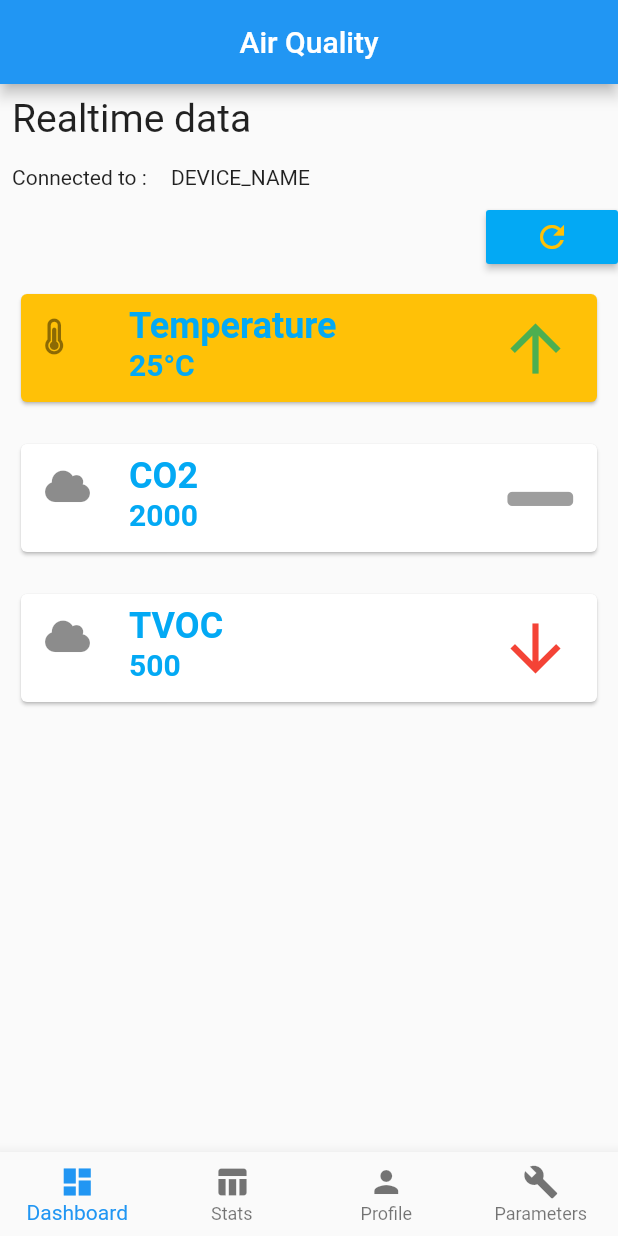
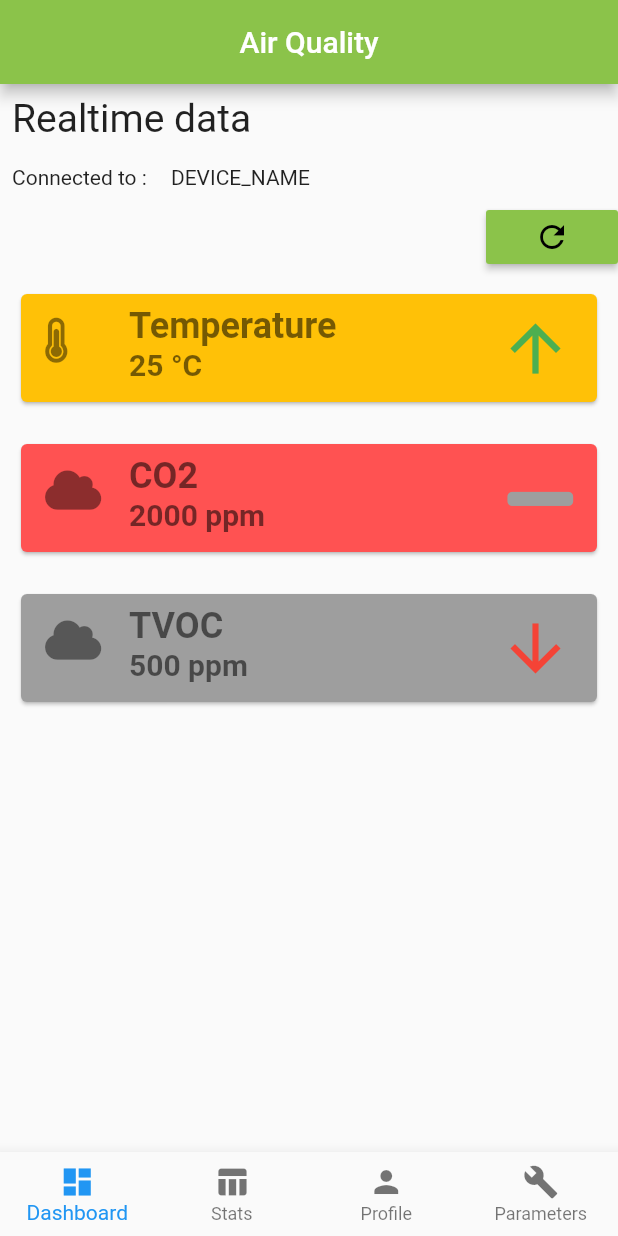
Before and after one commit to YaniAless/AirQualityApp, a Flutter app: the screen it shows after launch, on a phone screen of 412 x 824 dp. Run offline on Flutter 3.47's test engine with Material 2 defaults, Android fonts, the phone set to English and light mode, and no system bars; our stand-ins replace firebase_auth, font_awesome_flutter; accounts and stored records are empty.

Commit message:
updated design for dashboard and sensor_displayer

```diff
--- a/lib/custom_widgets/sensor_displayer.dart
+++ b/lib/custom_widgets/sensor_displayer.dart
@@ -8,6 +8,7 @@ class SensorDisplayer extends StatefulWidget {
     this.cardColor,
     this.sensorTitle,
     this.sensorValue,
+    this.sensorUnit,
     this.icon,
     this.iconEvolution
   }): super(key: key);
@@ -15,6 +16,7 @@ class SensorDisplayer extends StatefulWidget {
   final Color cardColor;
   final String sensorTitle;
   final String sensorValue;
+  final String sensorUnit;
   final Widget icon;
   final Widget iconEvolution;
 
@@ -38,13 +40,13 @@ class _SensorDisplayerState extends State<SensorDisplayer> {
               title: Text(widget.sensorTitle, style: TextStyle(
                 fontSize: 24,
                 fontWeight: FontWeight.bold,
-                color: Colors.lightBlue,
+                color: Colors.black54,
               ),
               ),
-              subtitle: Text(widget.sensorValue, style: TextStyle(
+              subtitle: Text("${widget.sensorValue} ${widget.sensorUnit}", style: TextStyle(
                 fontSize: 20,
                 fontWeight: FontWeight.bold,
-                color: Colors.lightBlue,
+                color: Colors.black54,
               )),
               leading: widget.icon,
               trailing: widget.iconEvolution,
--- a/lib/main.dart
+++ b/lib/main.dart
@@ -17,10 +17,10 @@ class MyApp extends StatelessWidget {
       title: appName,
       theme: ThemeData(
         primarySwatch: Colors.blue,
-        buttonColor: Colors.lightBlue,
+        buttonColor: Colors.lightGreen,
         textTheme: TextTheme(
           button: TextStyle(
-            backgroundColor: Colors.lightBlue,
+            backgroundColor: Colors.lightGreen,
             color: Colors.white,
             fontSize: 24,
           ),
@@ -79,6 +79,7 @@ class _MyHomePageState extends State<MyHomePage> {
         appBar: AppBar(
           centerTitle: true,
           title: Text("Air Quality"),
+          backgroundColor: Colors.lightGreen,
         ),
         body: widget.pages[_currentIndex],// This trailing comma makes auto-formatting nicer for build methods.
       ),
--- a/lib/pages/dashboard.dart
+++ b/lib/pages/dashboard.dart
@@ -6,7 +6,8 @@ import 'package:font_awesome_flutter/font_awesome_flutter.dart';
 
 class Dashboard extends StatelessWidget {
 
-  double iconSize = 50;
+  double iconSize = 30;
+  double iconEvolSize = 50;
 
   @override
   Widget build(BuildContext context) {
@@ -48,10 +49,9 @@ class Dashboard extends StatelessWidget {
           children: <Widget>[
             RaisedButton(
               onPressed: (){},
-              color: Colors.lightBlue,
               child: Icon(
                 Icons.refresh,
-                color: Colors.amber,
+                color: Colors.black,
               ),
             ),
           ],
@@ -67,21 +67,26 @@ class Dashboard extends StatelessWidget {
                   SensorDisplayer(
                     cardColor: Colors.amber,
                     sensorTitle: "Temperature",
-                    sensorValue: "25°C",
-                    icon: FaIcon(FontAwesomeIcons.thermometerThreeQuarters),
-                    iconEvolution: FaIcon(Icons.arrow_upward, color: Colors.green, size: iconSize),
+                    sensorValue: "25",
+                    sensorUnit: "°C",
+                    icon: FaIcon(FontAwesomeIcons.thermometerThreeQuarters, size: iconSize),
+                    iconEvolution: FaIcon(Icons.arrow_upward, color: Colors.green, size: iconEvolSize),
                   ),
                   SensorDisplayer(
+                    cardColor: Colors.redAccent,
                     sensorTitle: "CO2",
                     sensorValue: "2000",
-                    icon: FaIcon(FontAwesomeIcons.cloud),
-                    iconEvolution: FaIcon(FontAwesomeIcons.minus, color: Colors.grey, size: iconSize),
+                    sensorUnit: "ppm",
+                    icon: FaIcon(FontAwesomeIcons.cloud, size: iconSize),
+                    iconEvolution: FaIcon(FontAwesomeIcons.minus, color: Colors.grey, size: iconEvolSize),
                   ),
                   SensorDisplayer(
+                    cardColor: Colors.grey,
                     sensorTitle: "TVOC",
                     sensorValue: "500",
-                    icon: FaIcon(FontAwesomeIcons.cloud),
-                    iconEvolution: FaIcon(Icons.arrow_downward, color: Colors.red, size: iconSize),
+                    sensorUnit: "ppm",
+                    icon: FaIcon(FontAwesomeIcons.cloud, size: iconSize),
+                    iconEvolution: FaIcon(Icons.arrow_downward, color: Colors.red, size: iconEvolSize),
                   ),
                 ],
               ),
```
